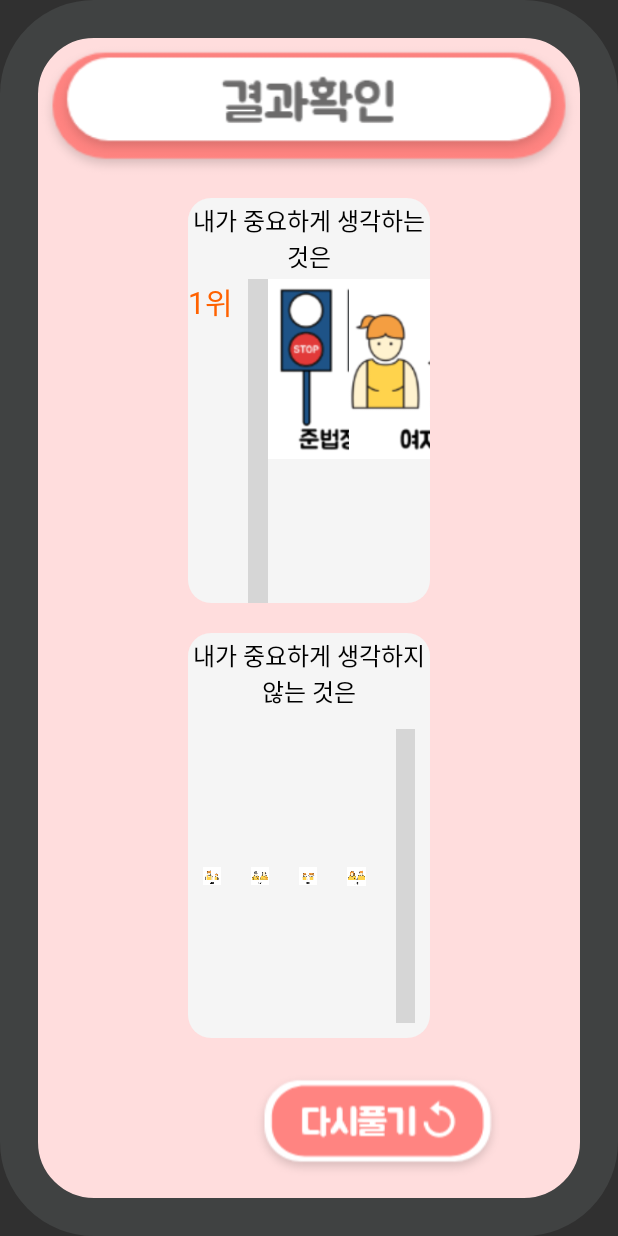
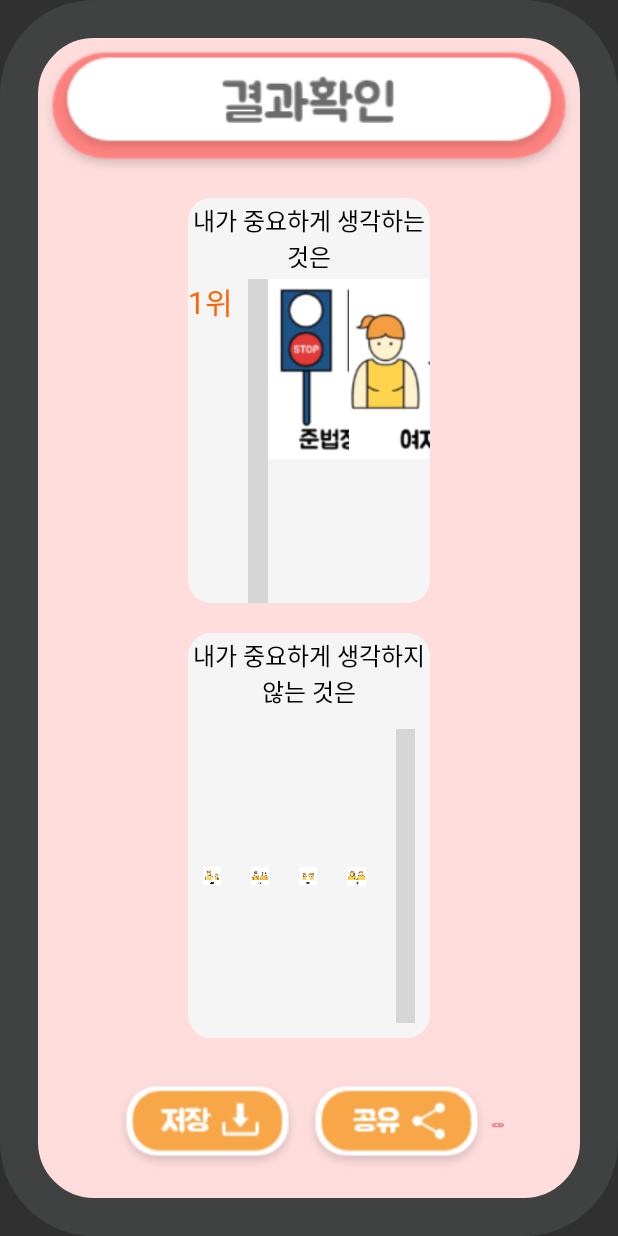
Before and after one commit to vision20400/AIcandoVer2, an Android app: the layout scene6_3_2.xml on its own in the app's theme, with its tools: preview values and no code run, on a phone screen of 412 x 824 dp. Run offline under Robolectric (Android 15) with nearby library versions, the phone set to English and light mode, and no system bars; grey boxes are pictures that could not be loaded.

Commit message:
모랄머신 결과 공유, 저장

```diff
--- a/app/src/main/res/layout/scene6_3_2.xml
+++ b/app/src/main/res/layout/scene6_3_2.xml
@@ -2,6 +2,7 @@
 <LinearLayout xmlns:android="http://schemas.android.com/apk/res/android"
     xmlns:app="http://schemas.android.com/apk/res-auto"
     xmlns:tools="http://schemas.android.com/tools"
+    android:id="@+id/result_linear"
     android:layout_width="match_parent"
     android:layout_height="match_parent"
     android:background="@drawable/border8_layout"
@@ -158,7 +159,6 @@
                 android:orientation="horizontal">
 
                 <TextView
-                    android:id="@+id/textView2"
                     android:layout_width="match_parent"
                     android:layout_height="match_parent"
                     android:gravity="center"
@@ -265,6 +265,22 @@
         android:paddingBottom="5dp">
 
         <ImageButton
+            android:id="@+id/save_btn2"
+            android:layout_width="wrap_content"
+            android:layout_height="match_parent"
+            android:background="#00FFFFFF"
+            android:scaleType="fitCenter"
+            app:srcCompat="@drawable/save_btn" />
+
+        <ImageButton
+            android:id="@+id/share_btn2"
+            android:layout_width="wrap_content"
+            android:layout_height="match_parent"
+            android:background="#00FFFFFF"
+            android:scaleType="fitCenter"
+            app:srcCompat="@drawable/share_btn" />
+
+        <ImageButton
             android:id="@+id/scene6_3_2_re"
             android:layout_width="wrap_content"
             android:layout_height="match_parent"
```
Also changed, not shown: app/src/main/java/com/sandburg/aicandover2/view/scene6/Scene6_3_2.java (+130 -0 lines).
